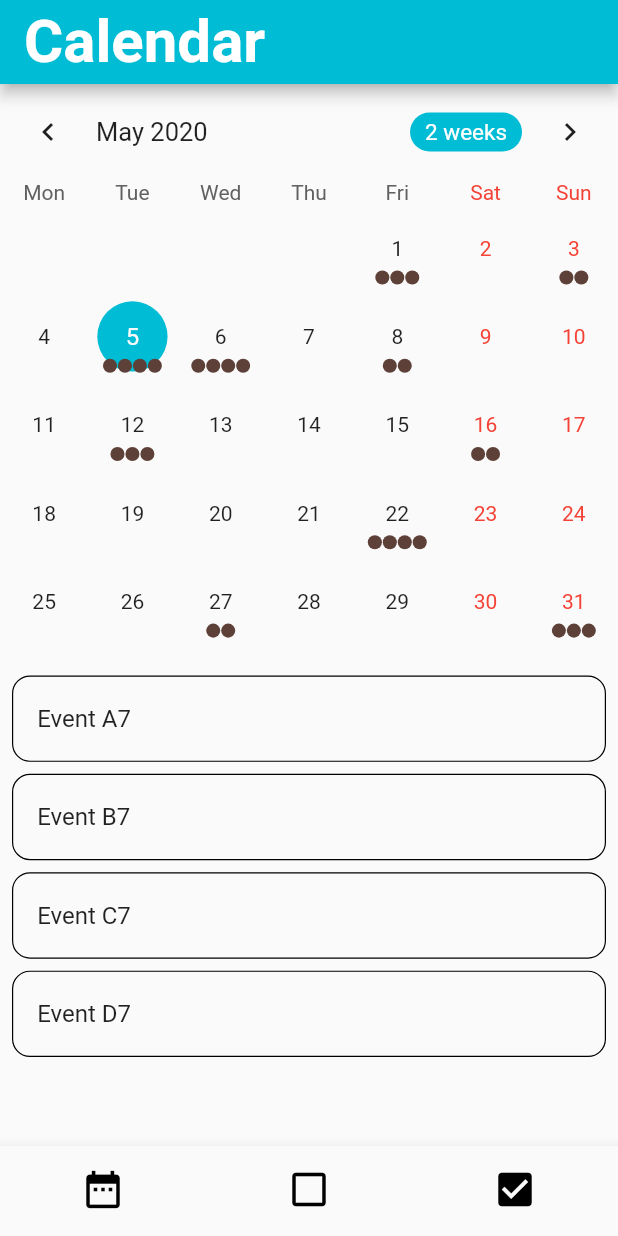
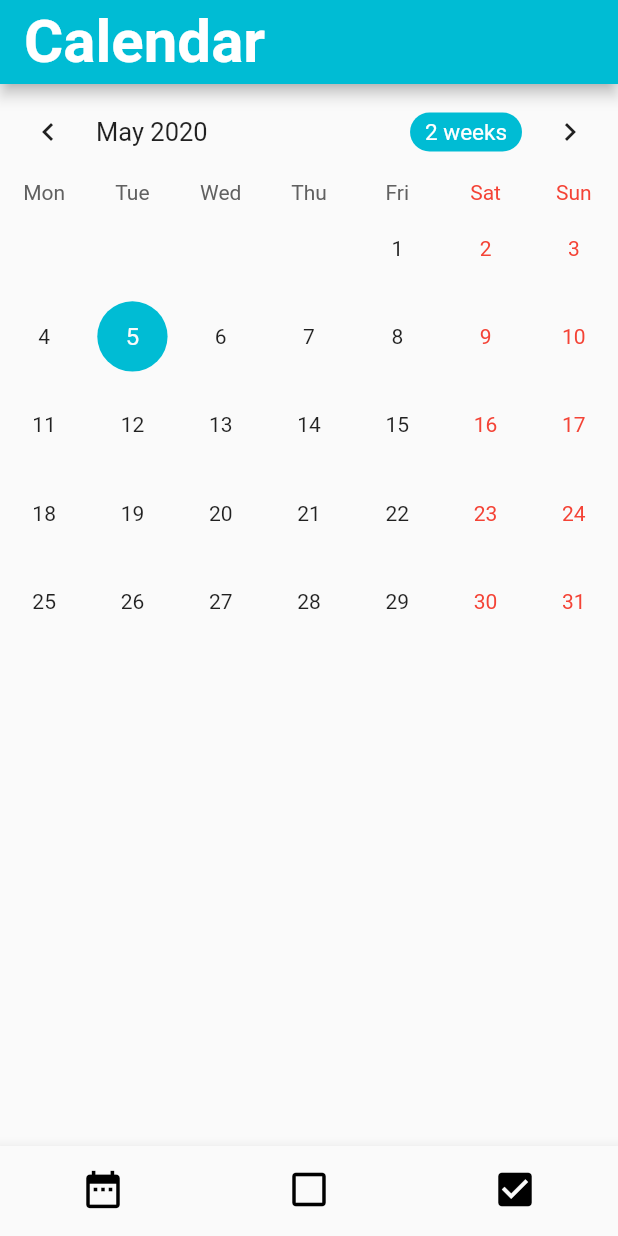
Before and after one commit to otouto3/flutter-todo-app, a Flutter app: the screen it shows after launch, on a phone screen of 412 x 824 dp. Run offline on Flutter 3.47's test engine with Material 2 defaults, Android fonts, the phone set to English and light mode, and no system bars; drawn by our look-alikes of table_calendar; our stand-ins replace datetime_picker_formfield, percent_indicator, sqflite; accounts and stored records are empty.

Commit message:
DBからcalenderを表示するようにした

```diff
--- a/lib/screens/calender_screen.dart
+++ b/lib/screens/calender_screen.dart
@@ -3,6 +3,9 @@
 
 import 'package:flutter/material.dart';
 import 'package:table_calendar/table_calendar.dart';
+import 'package:provider/provider.dart';
+
+import '../models/todo_model.dart';
 
 // Example holidays
 final Map<DateTime, List> _holidays = {
@@ -46,59 +49,7 @@ class _MyHomePageState extends State<MyHomePage> with TickerProviderStateMixin {
     super.initState();
     final _selectedDay = DateTime.now();
 
-    _events = {
-      _selectedDay.subtract(Duration(days: 30)): [
-        'Event A0',
-        'Event B0',
-        'Event C0'
-      ],
-      _selectedDay.subtract(Duration(days: 27)): ['Event A1'],
-      _selectedDay.subtract(Duration(days: 20)): [
-        'Event A2',
-        'Event B2',
-        'Event C2',
-        'Event D2'
-      ],
-      _selectedDay.subtract(Duration(days: 16)): ['Event A3', 'Event B3'],
-      _selectedDay.subtract(Duration(days: 10)): [
-        'Event A4',
-        'Event B4',
-        'Event C4'
-      ],
-      _selectedDay.subtract(Duration(days: 4)): [
-        'Event A5',
-        'Event B5',
-        'Event C5'
-      ],
-      _selectedDay.subtract(Duration(days: 2)): ['Event A6', 'Event B6'],
-      _selectedDay: ['Event A7', 'Event B7', 'Event C7', 'Event D7'],
-      _selectedDay.add(Duration(days: 1)): [
-        'Event A8',
-        'Event B8',
-        'Event C8',
-        'Event D8'
-      ],
-      _selectedDay.add(Duration(days: 3)):
-          Set.from(['Event A9', 'Event A9', 'Event B9']).toList(),
-      _selectedDay.add(Duration(days: 7)): [
-        'Event A10',
-        'Event B10',
-        'Event C10'
-      ],
-      _selectedDay.add(Duration(days: 11)): ['Event A11', 'Event B11'],
-      _selectedDay.add(Duration(days: 17)): [
-        'Event A12',
-        'Event B12',
-        'Event C12',
-        'Event D12'
-      ],
-      _selectedDay.add(Duration(days: 22)): ['Event A13', 'Event B13'],
-      _selectedDay.add(Duration(days: 26)): [
-        'Event A14',
-        'Event B14',
-        'Event C14'
-      ],
-    };
+    _events = {};
 
     _selectedEvents = _events[_selectedDay] ?? [];
     _calendarController = CalendarController();
@@ -109,6 +60,22 @@ class _MyHomePageState extends State<MyHomePage> with TickerProviderStateMixin {
     );
 
     _animationController.forward();
+  }
+
+  void showTask() {
+    final todoList = Provider.of<TodoModel>(context).incompletedTodoList;
+    final _selectedDay = DateTime.now();
+    for (int i = 0; i < todoList.length; i++) {
+      final task = todoList[i];
+      DateTime taskDate = DateTime.parse(task.date);
+      DateTime dateFrom = DateTime(taskDate.year, taskDate.month, taskDate.day);
+      DateTime dateTo =
+          DateTime(_selectedDay.year, _selectedDay.month, _selectedDay.day);
+      int interval = (dateFrom.difference(dateTo)).inDays;
+      _events[_selectedDay.add(Duration(days: interval))] = [
+        task.title + ' ' + task.date
+      ];
+    }
   }
 
   @override
@@ -133,6 +100,7 @@ class _MyHomePageState extends State<MyHomePage> with TickerProviderStateMixin {
   void _onCalendarCreated(
       DateTime first, DateTime last, CalendarFormat format) {
     print('CALLBACK: _onCalendarCreated');
+    showTask();
   }
 
   @override
```
Also changed, not shown: lib/models/task.dart (deleted, +0 -11 lines), lib/models/task_data.dart (deleted, +0 -35 lines), lib/widget/date_time_field.dart (deleted, +0 -39 lines), lib/widget/tasks_list.dart (deleted, +0 -31 lines).
